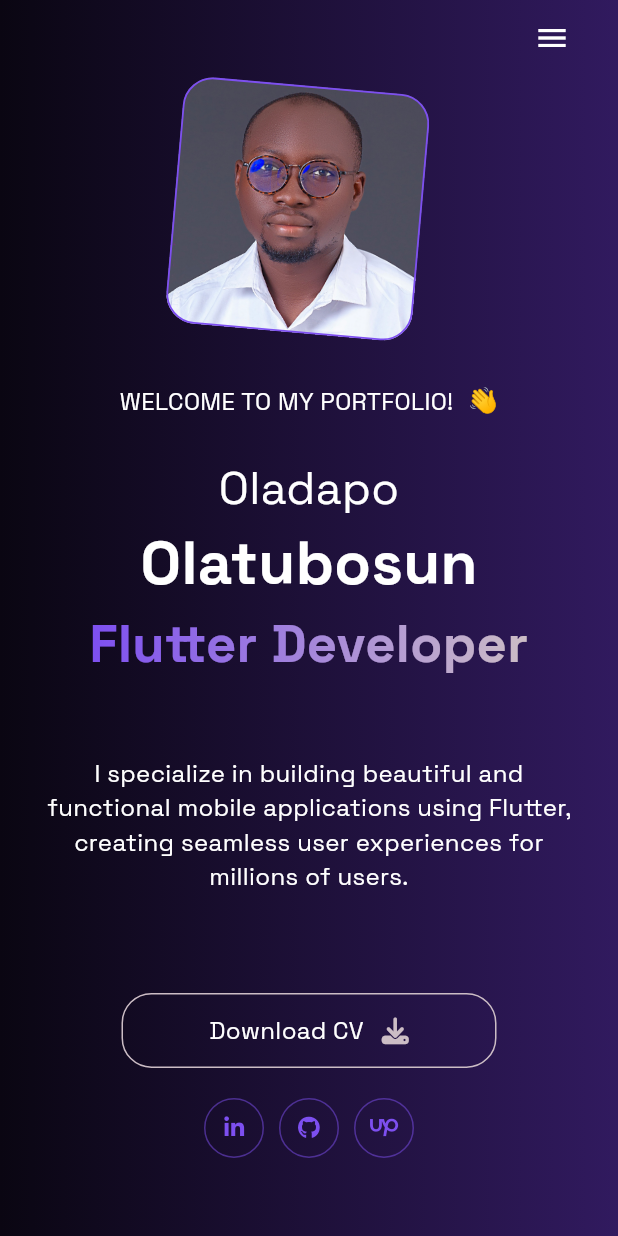
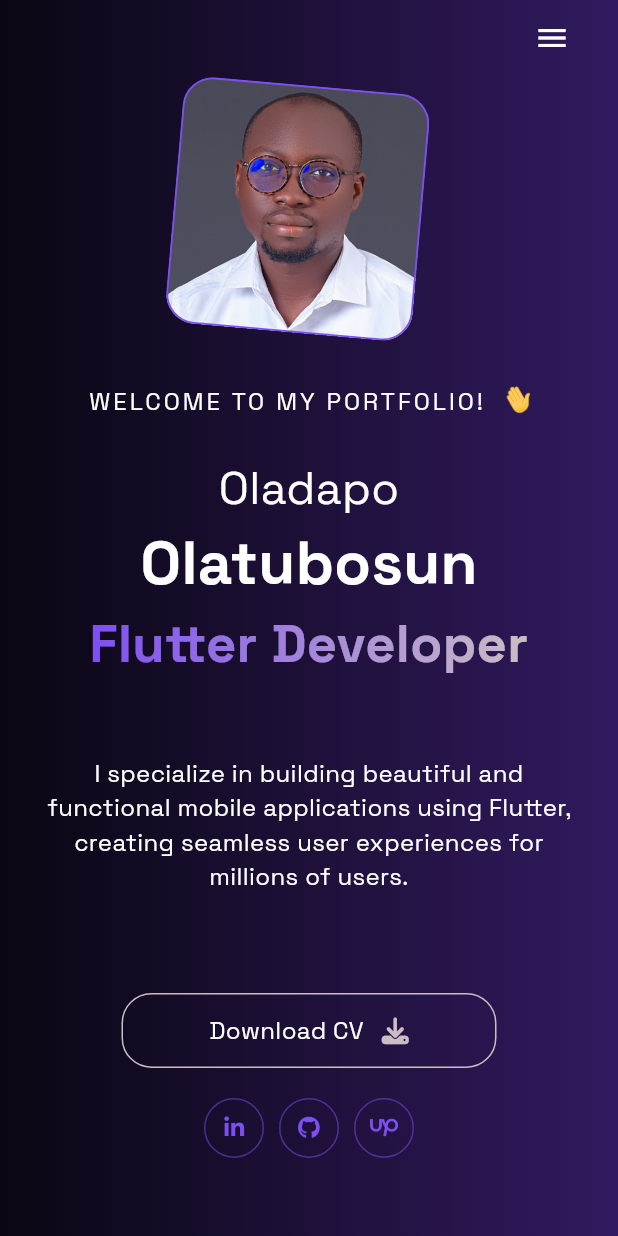
Before and after one commit to tfkcodes/tfkcodestz, a Flutter app: the screen it shows after launch, on a phone screen of 412 x 824 dp. Run offline on Flutter 3.47's test engine with Material 3 defaults, Android fonts, the phone set to English and light mode, and no system bars; drawn by our look-alikes of simple_gradient_text; our stand-ins replace flutter_svg, font_awesome_flutter, get, lottie, visibility_detector.

Commit message:
feat: remove old navbar and header widgets, add loading page with Lottie animation, update layout imports

```diff
--- a/lib/home_page.dart
+++ b/lib/home_page.dart
@@ -3,7 +3,7 @@ import 'package:porfolio/constants/const.dart';
 import 'package:porfolio/constants/gradient_styles.dart';
 import 'package:porfolio/view/desktop_layout_page.dart';
 import 'package:porfolio/view/mobile_layout_page.dart';
-import 'package:porfolio/old/screens/navbar.dart';
+import 'package:porfolio/widgets/navbar.dart';
 import 'package:porfolio/view/tablet_layout_page.dart';
 
 class HomePage extends StatelessWidget {
--- /dev/null
+++ b/lib/loading_page.dart
@@ -0,0 +1,53 @@
+import 'package:flutter/material.dart';
+import 'package:lottie/lottie.dart';
+import 'package:porfolio/constants/colors.dart';
+import 'package:porfolio/constants/const.dart';
+import 'package:porfolio/home_page.dart';
+
+class LoadingPage extends StatefulWidget {
+  const LoadingPage({super.key});
+
+  @override
+  State<LoadingPage> createState() => _LoadingPageState();
+}
+
+class _LoadingPageState extends State<LoadingPage> {
+  bool _isLoading = true;
+
+  @override
+  void initState() {
+    super.initState();
+    _simulateLoading();
+  }
+
+  Future<void> _simulateLoading() async {
+    await Future.delayed(
+      const Duration(seconds: 3),
+    );
+    setState(() {
+      _isLoading = false;
+    });
+  }
+
+  @override
+  Widget build(BuildContext context) {
+    if (_isLoading) {
+      return Scaffold(
+        backgroundColor: ebony,
+        body: Center(
+          child: Column(
+            mainAxisAlignment: MainAxisAlignment.center,
+            children: [
+              Lottie.asset(
+                'assets/icons/loading.json',
+                width: width() * 0.5,
+              ),
+            ],
+          ),
+        ),
+      );
+    } else {
+      return const HomePage();
+    }
+  }
+}
--- a/lib/main.dart
+++ b/lib/main.dart
@@ -1,6 +1,6 @@
 import 'package:flutter/material.dart';
 import 'package:get/get.dart';
-import 'package:porfolio/home_page.dart';
+import 'package:porfolio/loading_page.dart';
 
 void main() {
   runApp(const MyApp());
@@ -17,7 +17,7 @@ class MyApp extends StatelessWidget {
         colorScheme: ColorScheme.fromSeed(seedColor: Colors.deepPurple),
         useMaterial3: true,
       ),
-      home: const HomePage(),
+      home: const LoadingPage(),
     );
   }
 }
--- a/lib/view/desktop_layout_page.dart
+++ b/lib/view/desktop_layout_page.dart
@@ -1,7 +1,7 @@
 import 'package:flutter/material.dart';
 import 'package:porfolio/constants/const.dart';
-import 'package:porfolio/old/screens/navbar.dart';
-import 'package:porfolio/old/screens/widgets/header_text_widget.dart';
+import 'package:porfolio/widgets/navbar.dart';
+import 'package:porfolio/widgets/header_text_widget.dart';
 import 'package:porfolio/old/screens/widgets/rotating_image_widget.dart';
 import 'package:porfolio/view/sections/about_section.dart';
 import 'package:porfolio/view/sections/my_skills_section.dart';
--- a/lib/view/mobile_layout_page.dart
+++ b/lib/view/mobile_layout_page.dart
@@ -1,8 +1,8 @@
 import 'package:flutter/material.dart';
 import 'package:porfolio/constants/const.dart';
-import 'package:porfolio/old/screens/navbar.dart';
+import 'package:porfolio/widgets/navbar.dart';
 import 'package:porfolio/view/sections/about_section.dart';
-import 'package:porfolio/old/screens/widgets/header_text_widget.dart';
+import 'package:porfolio/widgets/header_text_widget.dart';
 import 'package:porfolio/old/screens/widgets/rotating_image_widget.dart';
 import 'package:porfolio/view/sections/my_skills_section.dart';
 import 'package:porfolio/view/sections/projects_section.dart';
--- a/lib/view/tablet_layout_page.dart
+++ b/lib/view/tablet_layout_page.dart
@@ -1,8 +1,8 @@
 import 'package:flutter/material.dart';
 import 'package:porfolio/constants/const.dart';
-import 'package:porfolio/old/screens/navbar.dart';
+import 'package:porfolio/widgets/navbar.dart';
 import 'package:porfolio/view/sections/about_section.dart';
-import 'package:porfolio/old/screens/widgets/header_text_widget.dart';
+import 'package:porfolio/widgets/header_text_widget.dart';
 import 'package:porfolio/old/screens/widgets/rotating_image_widget.dart';
 import 'package:porfolio/view/sections/my_skills_section.dart';
 import 'package:porfolio/view/sections/projects_section.dart';
--- /dev/null
+++ b/lib/widgets/entrance_fader.dart
@@ -0,0 +1,63 @@
+import 'package:flutter/material.dart';
+
+class EntranceFader extends StatefulWidget {
+  final Widget child;
+  final Duration delay;
+  final Duration duration;
+  final Offset offset;
+
+  const EntranceFader({
+    super.key,
+    required this.child,
+    this.delay = const Duration(milliseconds: 0),
+    this.duration = const Duration(milliseconds: 400),
+    this.offset = const Offset(0.0, 32.0),
+  });
+
+  @override
+  EntranceFaderState createState() {
+    return EntranceFaderState();
+  }
+}
+
+class EntranceFaderState extends State<EntranceFader>
+    with SingleTickerProviderStateMixin {
+  AnimationController? _controller;
+  Animation? _dxAnimation;
+  Animation? _dyAnimation;
+
+  @override
+  void initState() {
+    super.initState();
+    _controller = AnimationController(vsync: this, duration: widget.duration);
+    _dxAnimation =
+        Tween(begin: widget.offset.dx, end: 0.0).animate(_controller!);
+    _dyAnimation =
+        Tween(begin: widget.offset.dy, end: 0.0).animate(_controller!);
+    Future.delayed(widget.delay, () {
+      if (mounted) {
+        _controller!.forward();
+      }
+    });
+  }
+
+  @override
+  void dispose() {
+    _controller!.dispose();
+    super.dispose();
+  }
+
+  @override
+  Widget build(BuildContext context) {
+    return AnimatedBuilder(
+      animation: _controller!,
+      builder: (context, child) => Opacity(
+        opacity: _controller!.value,
+        child: Transform.translate(
+          offset: Offset(_dxAnimation!.value, _dyAnimation!.value),
+          child: widget.child,
+        ),
+      ),
+    );
+  }
+}
--- a/lib/old/screens/widgets/header_text_widget.dart
+++ b/lib/widgets/header_text_widget.dart
@@ -1,7 +1,7 @@
 import 'package:flutter/material.dart';
-import 'package:flutter_svg/flutter_svg.dart';
 import 'package:porfolio/constants/const.dart';
 import 'package:porfolio/constants/styles.dart';
+import 'package:porfolio/widgets/entrance_fader.dart';
 import 'package:porfolio/widgets/gradient_text.dart';
 
 class HeaderTextWidget extends StatelessWidget {
@@ -27,13 +27,17 @@ class HeaderTextWidget extends StatelessWidget {
             children: [
               Text(
                 "WELCOME TO MY PORTFOLIO!",
-                style: TextStyles.style16regular,
+                style: TextStyles.style16regular.copyWith(letterSpacing: 2),
               ),
               horizontalSpaceSmall(),
-              SvgPicture.asset(
-                "assets/icons/wave.svg",
-                height: 20,
-                width: 20,
+              EntranceFader(
+                offset: const Offset(0, 0),
+                delay: const Duration(seconds: 1),
+                duration: const Duration(milliseconds: 800),
+                child: Image.asset(
+                  "assets/icons/hi.gif",
+                  height: 20,
+                ),
               ),
             ],
           ),
@@ -60,7 +64,7 @@ class HeaderTextWidget extends StatelessWidget {
             child: Text(
               "I specialize in building beautiful and functional mobile applications using Flutter, creating seamless user experiences for millions of users.",
               style: TextStyles.style16regular,
-              textAlign: TextAlign.center,
+              textAlign: width() < 950 ? TextAlign.center : TextAlign.left,
             ),
           ),
         ],
--- a/pubspec.yaml
+++ b/pubspec.yaml
@@ -18,6 +18,7 @@ dependencies:
   flutter_svg: ^2.0.16
   get: ^4.6.6
   visibility_detector: ^0.4.0+2
+  lottie: ^3.2.0
 
 dev_dependencies:
   flutter_test:
```
Also changed, not shown: assets/icons/loading.json (added, +1 -0 lines), lib/view/sections/my_skills_section.dart (+16 -2 lines), lib/widgets/navbar.dart (renamed from lib/old/screens/navbar.dart, +4 -11 lines), assets/icons/hi.gif (added), assets/icons/wave.svg (deleted), lib/constants/menu.dart (deleted), pubspec.lock.
